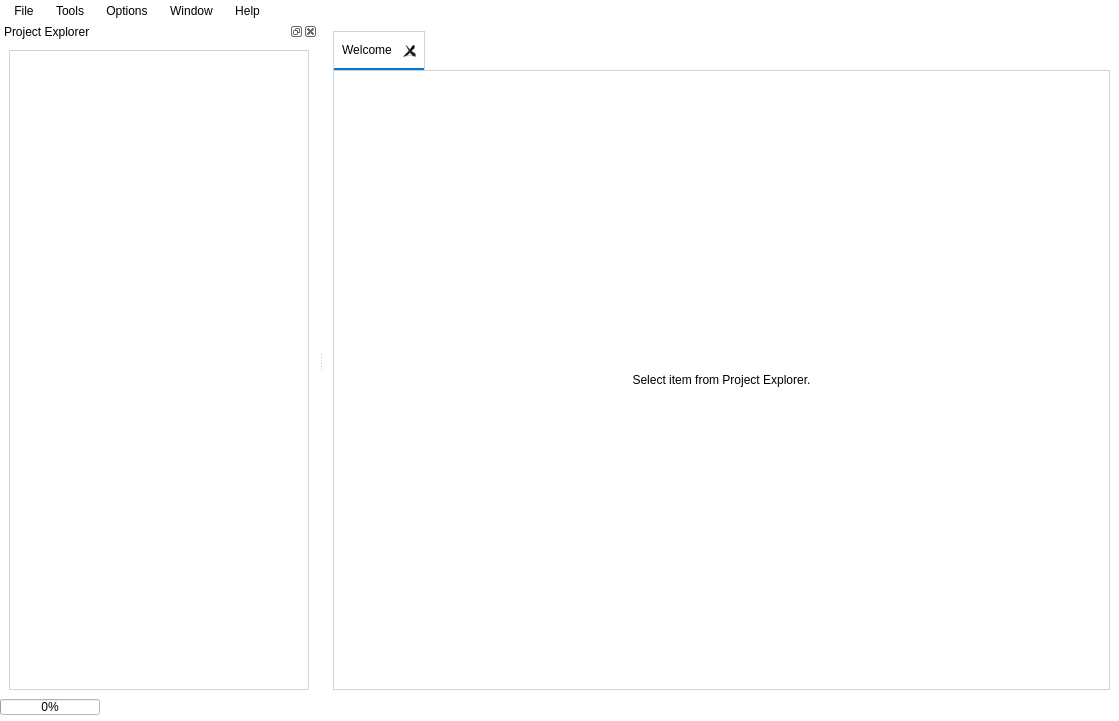
First picture: the form in pastrocore/gui_pyside/main_window.ui, repository Torward1024/pAstroCORE, before the edit.
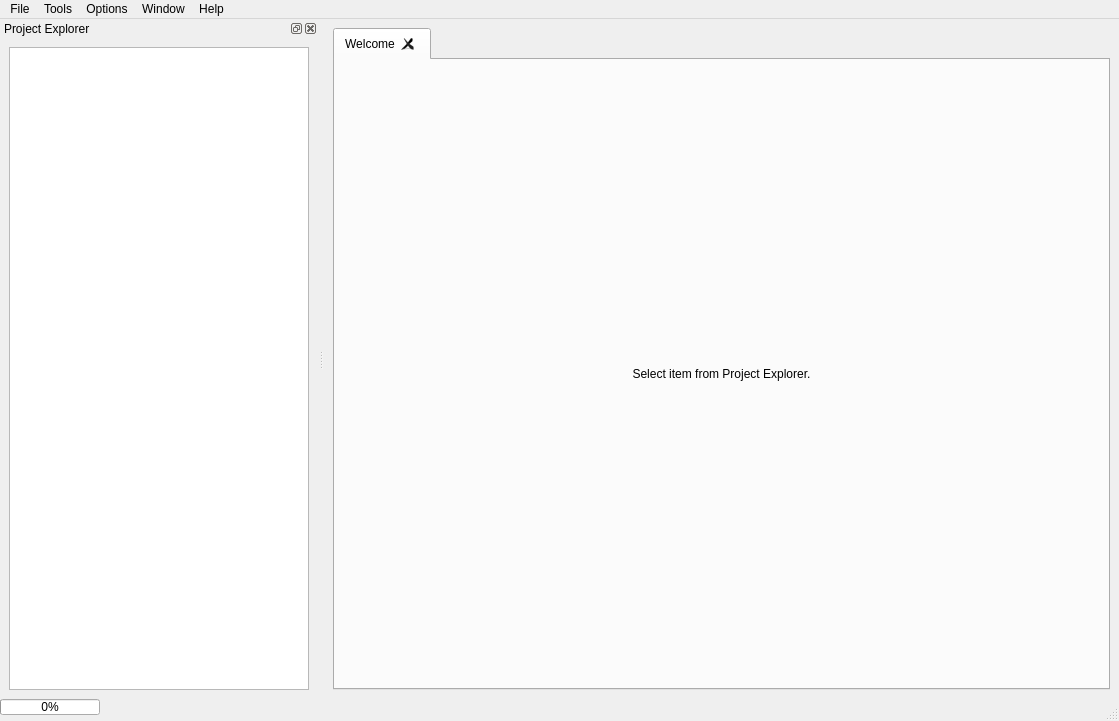
Second picture: the form after the edit. Icons and pictures are not drawn.

The edit to the form file:
```diff
--- a/pastrocore/gui_pyside/main_window.ui
+++ b/pastrocore/gui_pyside/main_window.ui
@@ -17,18 +17,10 @@
    <iconset resource="../gui/icons/icons.qrc">
     <normaloff>:/icons/pAstroCORE_icon.png</normaloff>:/icons/pAstroCORE_icon.png</iconset>
   </property>
-  <property name="styleSheet">
-   <string notr="true">background-color: #ffffff; font-family: Arial;</string>
-  </property>
   <widget class="QWidget" name="mainCentralWidget">
    <layout class="QHBoxLayout" name="mainLayout">
     <item>
      <widget class="QTabWidget" name="tabContainer">
-      <property name="styleSheet">
-       <string notr="true">QTabWidget::pane { border: 1px solid #d3d3d3; background: #ffffff; }
-               QTabBar::tab { background: #e0e0e0; padding: 8px;  border: 1px solid #d3d3d3;}
-               QTabBar::tab:selected { background: #ffffff; border-bottom: 2px solid #0078d7; }</string>
-      </property>
       <property name="tabShape">
        <enum>QTabWidget::TabShape::Rounded</enum>
       </property>
@@ -71,52 +63,6 @@
      <height>23</height>
     </rect>
    </property>
-   <property name="styleSheet">
-    <string notr="true">QMenuBar {
-    background-color: #ffffff;
-    font-family: Arial;
-    color: #000000;
-}
-
-QMenuBar::item {
-    background: #ffffff;
-    padding: 4px 8px;
-    color: #000000;
-    spacing: 4px; /* Расстояние между иконкой и текстом */
-}
-
-QMenuBar::item:selected {
-    background: #0078d7;
-    color: #ffffff;
-}
-
-QMenu {
-    background-color: #ffffff;
-    border: 1px solid #d3d3d3;
-    font-family: Arial;
-}
-
-QMenu::item {
-    padding: 4px 24px 4px 8px; /* Левый отступ уменьшен, правый увеличен для баланса */
-    background: #ffffff;
-    color: #000000;
-    icon-size: 24px; /* Фиксированный размер иконок */
-}
-
-QMenu::item:selected {
-    background: #0078d7;
-    color: #ffffff;
-}
-
-QMenu::item:hover {
-    background: #e0e0e0;
-    color: #000000;
-}
-
-QMenu::icon {
-    padding-left: 4px; /* Уменьшаем отступ слева для иконки */
-}</string>
-   </property>
    <property name="nativeMenuBar">
     <bool>false</bool>
    </property>
@@ -177,11 +123,11 @@
     <addaction name="actionLast_Run_Report"/>
     <addaction name="actionSession"/>
    </widget>
-   <addaction name="menuFile"/>
-   <addaction name="menuTools"/>
-   <addaction name="menuOptions"/>
-   <addaction name="menuWindow"/>
-   <addaction name="menuHelp"/>
+   <addaction name="menuFile" />
+   <addaction name="menuTools" />
+   <addaction name="menuOptions" />
+   <addaction name="menuWindow" />
+   <addaction name="menuHelp" />
   </widget>
   <widget class="QStatusBar" name="mainStatusBar">
    <property name="autoFillBackground">
@@ -214,9 +160,6 @@
    <property name="contextMenuPolicy">
     <enum>Qt::ContextMenuPolicy::PreventContextMenu</enum>
    </property>
-   <property name="styleSheet">
-    <string notr="true">background-color: #ffffff; font-family: Arial;</string>
-   </property>
    <property name="floating">
     <bool>false</bool>
    </property>
@@ -236,9 +179,6 @@
          <height>0</height>
         </size>
        </property>
-       <property name="styleSheet">
-        <string>border: 1px solid #d3d3d3; background-color: #ffffff;</string>
-       </property>
        <property name="editTriggers">
         <set>QAbstractItemView::EditTrigger::NoEditTriggers</set>
        </property>
```
Left out of the diff: 48 changed lines with no effect on the pictures.
